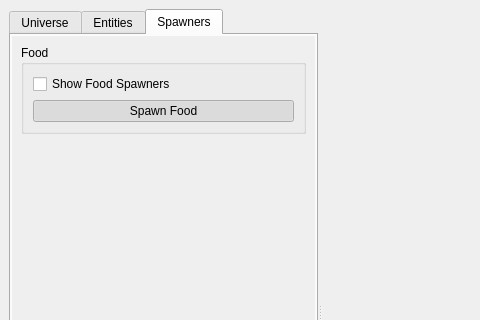
First picture: the form in src/MainWindow.ui, repository SebastianTroy/EoBE, before the edit; both pictures show x 0 to 480 and y 0 to 320 of the 1000 by 800 pixel window.
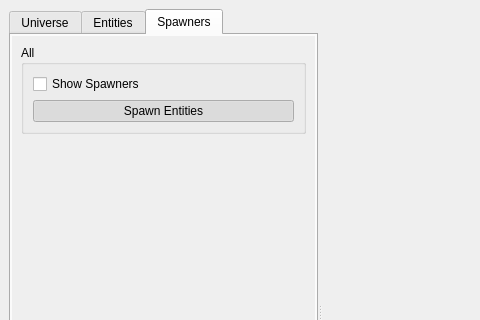
Second picture: the form after the edit. The open tabs and pages were chosen to show the change. Icons and pictures are not drawn. Custom widgets are drawn as their Qt base class.

Commit message: Fixed remaining naming issues and build fault where .ui file hadn't been updated

```diff
--- a/src/MainWindow.ui
+++ b/src/MainWindow.ui
@@ -477,27 +477,27 @@
                <x>0</x>
                <y>0</y>
                <width>304</width>
-               <height>553</height>
+               <height>558</height>
               </rect>
              </property>
              <layout class="QVBoxLayout" name="verticalLayout_15">
               <item>
                <widget class="QGroupBox" name="foodSettingsGroup">
                 <property name="title">
-                 <string>Food</string>
+                 <string>All</string>
                 </property>
                 <layout class="QVBoxLayout" name="verticalLayout_7">
                  <item>
                   <widget class="QCheckBox" name="showFeedSpawnersCheckbox">
                    <property name="text">
-                    <string>Show Food Spawners</string>
+                    <string>Show Spawners</string>
                    </property>
                   </widget>
                  </item>
                  <item>
                   <widget class="QPushButton" name="spawnFoodToggle">
                    <property name="text">
-                    <string>Spawn Food</string>
+                    <string>Spawn Entities</string>
                    </property>
                    <property name="checkable">
                     <bool>true</bool>
```
Left out of the diff: 14 changed lines with no effect on the pictures. The commit also changes 7 other files.
